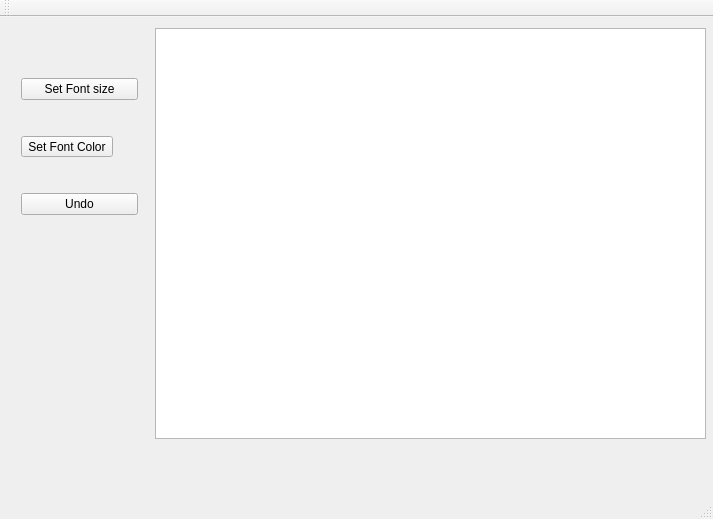
The window that ppo/lab3/MainWindow.ui (akapust1n/university) describes before a commit, drawn with Qt 5.
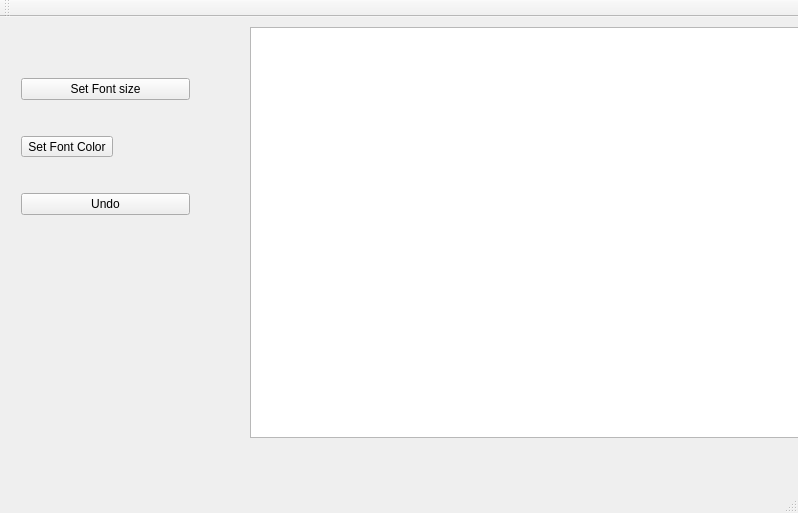
The same window after the commit.

Diff of the .ui file:
```diff
--- a/ppo/lab3/MainWindow.ui
+++ b/ppo/lab3/MainWindow.ui
@@ -6,8 +6,8 @@
    <rect>
     <x>0</x>
     <y>0</y>
-    <width>713</width>
-    <height>519</height>
+    <width>798</width>
+    <height>513</height>
    </rect>
   </property>
   <property name="windowTitle">
@@ -17,8 +17,8 @@
    <widget class="QTreeView" name="treeView">
     <property name="geometry">
      <rect>
-      <x>155</x>
-      <y>11</y>
+      <x>250</x>
+      <y>10</y>
       <width>551</width>
       <height>411</height>
      </rect>
@@ -29,8 +29,8 @@
      <rect>
       <x>10</x>
       <y>20</y>
-      <width>139</width>
-      <height>219</height>
+      <width>191</width>
+      <height>221</height>
      </rect>
     </property>
     <layout class="QVBoxLayout" name="verticalLayout">
@@ -62,8 +62,8 @@
      <rect>
       <x>10</x>
       <y>260</y>
-      <width>131</width>
-      <height>171</height>
+      <width>191</width>
+      <height>161</height>
      </rect>
     </property>
    </widget>
```
Left out of the diff: 2 changed lines with no effect on the pictures.
